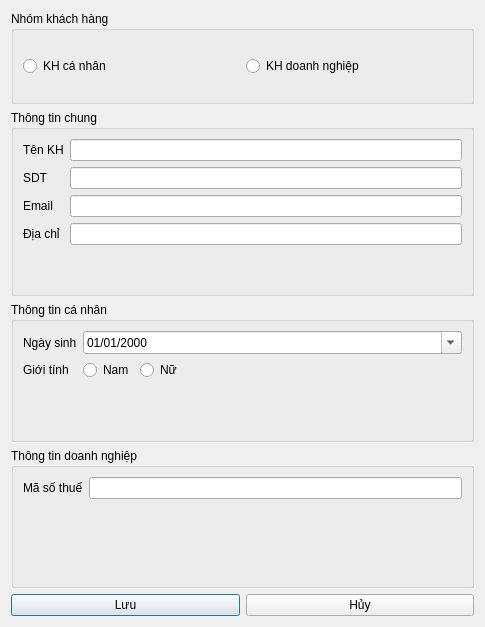
This is ui/customer_add.ui in thinh-doan/sales-and-warehouse-management-system as Qt 5 draws it before an edit. The edited form follows.
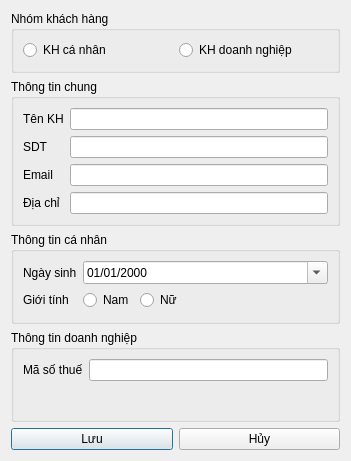
This is the edited form.

```diff
--- a/ui/customer_add.ui
+++ b/ui/customer_add.ui
@@ -6,8 +6,8 @@
    <rect>
     <x>0</x>
     <y>0</y>
-    <width>485</width>
-    <height>627</height>
+    <width>351</width>
+    <height>461</height>
    </rect>
   </property>
   <property name="windowTitle">
@@ -142,6 +142,9 @@
       </item>
       <item row="0" column="1">
        <widget class="QDateEdit" name="dateEdit">
+        <property name="showGroupSeparator" stdset="0">
+         <bool>false</bool>
+        </property>
         <property name="displayFormat">
          <string>dd/MM/yyyy</string>
         </property>
```
